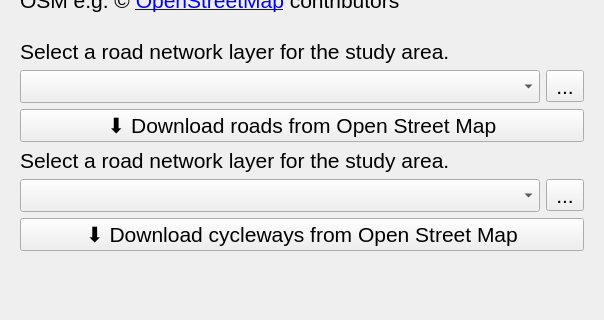
The window that geest/ui/road_network_panel_base.ui (worldbank/GEEST) describes before a commit, drawn with Qt 5; both pictures show x 0 to 604 and y 203 to 523 of the 604 by 1009 pixel window.
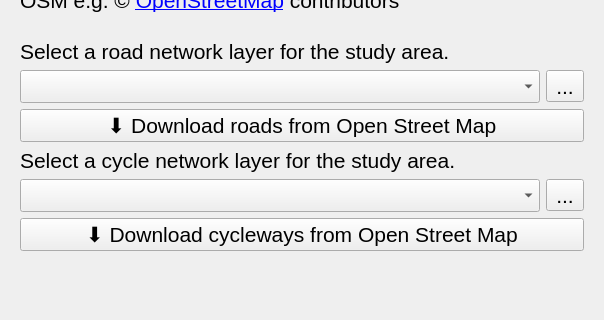
The same window after the commit. Icons and pictures are not drawn. Custom widgets are drawn as their Qt base class.

Commit message: Cycle downloader fixes

What changed in the file:
```diff
--- a/geest/ui/road_network_panel_base.ui
+++ b/geest/ui/road_network_panel_base.ui
@@ -267,7 +267,7 @@
           </font>
          </property>
          <property name="text">
-          <string>Select a road network layer for the study area.</string>
+          <string>Select a cycle network layer for the study area.</string>
          </property>
          <property name="textFormat">
           <enum>Qt::MarkdownText</enum>
```
The commit also changes 5 other files.
